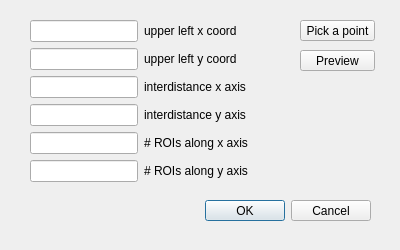
This is dialogArrayROIs.ui in HombreOso/NPS_PyQt as Qt 5 draws it before an edit. The edited form follows.
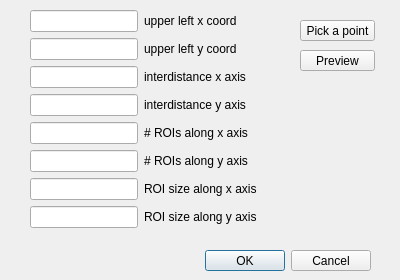
This is the edited form.

Commit message: nps process description initialized, dialog array ROI editted

Diff of the .ui file:
```diff
--- a/dialogArrayROIs.ui
+++ b/dialogArrayROIs.ui
@@ -7,7 +7,7 @@
     <x>0</x>
     <y>0</y>
     <width>400</width>
-    <height>250</height>
+    <height>280</height>
    </rect>
   </property>
   <property name="windowTitle">
@@ -17,7 +17,7 @@
    <property name="geometry">
     <rect>
      <x>30</x>
-     <y>200</y>
+     <y>250</y>
      <width>341</width>
      <height>21</height>
     </rect>
@@ -59,9 +59,9 @@
    <property name="geometry">
     <rect>
      <x>30</x>
-     <y>20</y>
+     <y>10</y>
      <width>261</width>
-     <height>171</height>
+     <height>232</height>
     </rect>
    </property>
    <layout class="QFormLayout" name="formLayout">
@@ -125,6 +125,26 @@
       </property>
      </widget>
     </item>
+    <item row="6" column="0">
+     <widget class="QLineEdit" name="lineEdit_7"/>
+    </item>
+    <item row="6" column="1">
+     <widget class="QLabel" name="label_7">
+      <property name="text">
+       <string>ROI size along x axis</string>
+      </property>
+     </widget>
+    </item>
+    <item row="7" column="0">
+     <widget class="QLineEdit" name="lineEdit_8"/>
+    </item>
+    <item row="7" column="1">
+     <widget class="QLabel" name="label_8">
+      <property name="text">
+       <string>ROI size along y axis</string>
+      </property>
+     </widget>
+    </item>
    </layout>
   </widget>
  </widget>
```
The commit also changes 1 other file.
